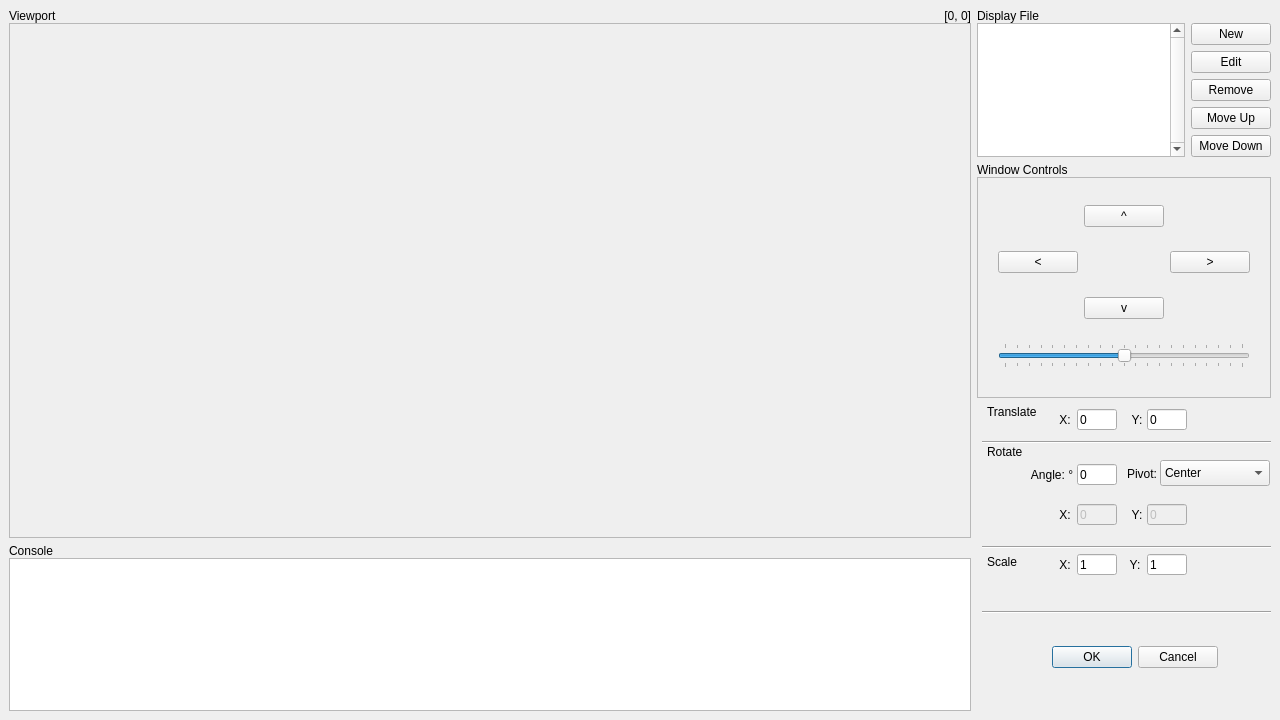
The window that data/main.ui (RamAddict/Interactive-Graphical-System) describes before a commit, drawn with Qt 5.
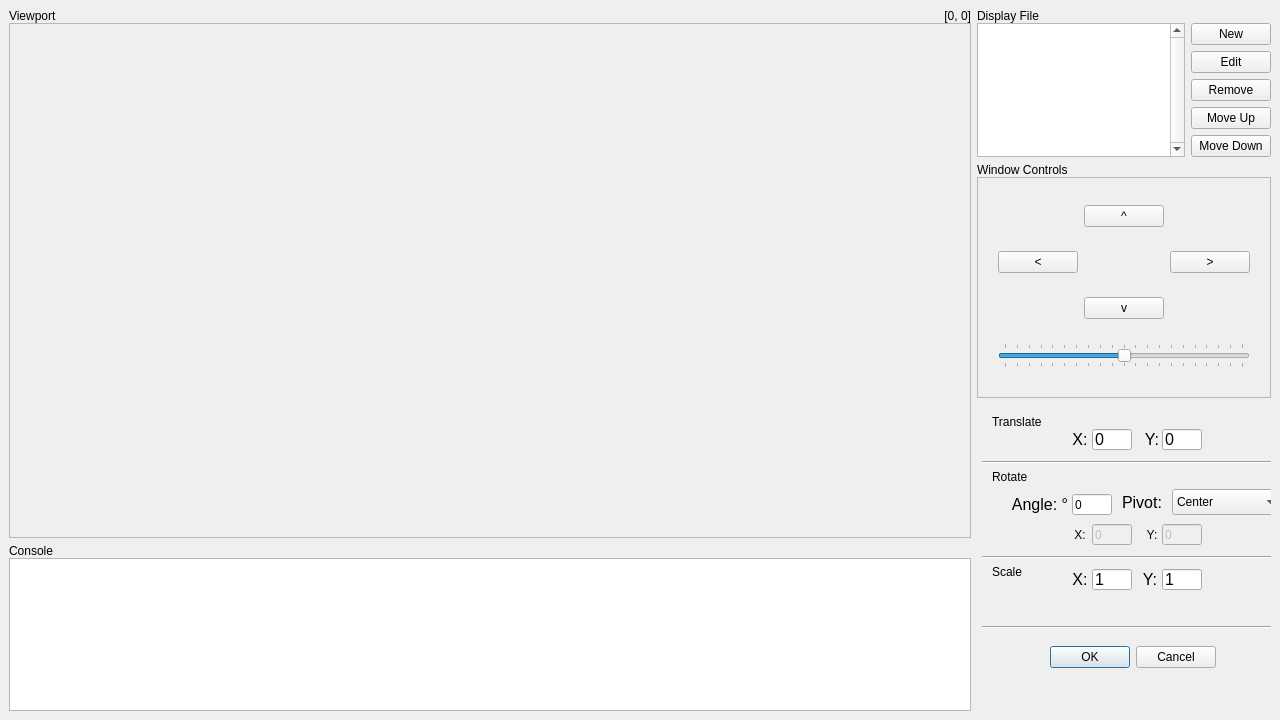
The same window after the commit. The open tabs and pages were chosen to show the change.

Commit message:
Add optional color argument to insert_object
Also doing some very basic input validation for RGB hex format.

The edit to the form file:
```diff
--- a/data/main.ui
+++ b/data/main.ui
@@ -434,12 +434,17 @@
        <widget class="QLabel" name="translateXlabel">
         <property name="geometry">
          <rect>
-          <x>80</x>
-          <y>5</y>
+          <x>95</x>
+          <y>25</y>
           <width>16</width>
           <height>21</height>
          </rect>
         </property>
+        <property name="font">
+         <font>
+          <pointsize>12</pointsize>
+         </font>
+        </property>
         <property name="text">
          <string>X:</string>
         </property>
@@ -450,12 +455,17 @@
        <widget class="QLabel" name="angleLabel">
         <property name="geometry">
          <rect>
-          <x>50</x>
-          <y>60</y>
-          <width>50</width>
+          <x>30</x>
+          <y>90</y>
+          <width>66</width>
           <height>21</height>
          </rect>
         </property>
+        <property name="font">
+         <font>
+          <pointsize>12</pointsize>
+         </font>
+        </property>
         <property name="text">
          <string>Angle: °</string>
         </property>
@@ -466,8 +476,8 @@
        <widget class="QLabel" name="rotateLabel">
         <property name="geometry">
          <rect>
-          <x>10</x>
-          <y>40</y>
+          <x>15</x>
+          <y>65</y>
           <width>42</width>
           <height>16</height>
          </rect>
@@ -479,12 +489,17 @@
        <widget class="QLabel" name="translateYlabel">
         <property name="geometry">
          <rect>
-          <x>150</x>
-          <y>5</y>
+          <x>165</x>
+          <y>25</y>
           <width>20</width>
           <height>21</height>
          </rect>
         </property>
+        <property name="font">
+         <font>
+          <pointsize>12</pointsize>
+         </font>
+        </property>
         <property name="text">
          <string>Y:</string>
         </property>
@@ -496,8 +511,8 @@
         <property name="geometry">
          <rect>
           <x>5</x>
-          <y>30</y>
-          <width>296</width>
+          <y>50</y>
+          <width>306</width>
           <height>16</height>
          </rect>
         </property>
@@ -508,8 +523,8 @@
        <widget class="QLineEdit" name="angleInput">
         <property name="geometry">
          <rect>
-          <x>100</x>
-          <y>60</y>
+          <x>95</x>
+          <y>90</y>
           <width>40</width>
           <height>21</height>
          </rect>
@@ -522,11 +537,16 @@
         <property name="geometry">
          <rect>
           <x>140</x>
-          <y>57</y>
+          <y>85</y>
           <width>50</width>
           <height>26</height>
          </rect>
         </property>
+        <property name="font">
+         <font>
+          <pointsize>12</pointsize>
+         </font>
+        </property>
         <property name="text">
          <string>Pivot:</string>
         </property>
@@ -537,8 +557,8 @@
        <widget class="QLabel" name="transateLabel">
         <property name="geometry">
          <rect>
-          <x>10</x>
-          <y>0</y>
+          <x>15</x>
+          <y>10</y>
           <width>60</width>
           <height>16</height>
          </rect>
@@ -550,12 +570,20 @@
        <widget class="QLineEdit" name="translateXinput">
         <property name="geometry">
          <rect>
-          <x>100</x>
-          <y>5</y>
+          <x>115</x>
+          <y>25</y>
           <width>40</width>
           <height>21</height>
          </rect>
         </property>
+        <property name="font">
+         <font>
+          <pointsize>12</pointsize>
+         </font>
+        </property>
+        <property name="inputMethodHints">
+         <set>Qt::ImhPreferNumbers</set>
+        </property>
         <property name="text">
          <string>0</string>
         </property>
@@ -563,8 +591,8 @@
        <widget class="QLabel" name="scaleLabel">
         <property name="geometry">
          <rect>
-          <x>10</x>
-          <y>150</y>
+          <x>15</x>
+          <y>160</y>
           <width>42</width>
           <height>16</height>
          </rect>
@@ -576,12 +604,20 @@
        <widget class="QLineEdit" name="translateYinput">
         <property name="geometry">
          <rect>
-          <x>170</x>
-          <y>5</y>
+          <x>185</x>
+          <y>25</y>
           <width>40</width>
           <height>21</height>
          </rect>
         </property>
+        <property name="font">
+         <font>
+          <pointsize>12</pointsize>
+         </font>
+        </property>
+        <property name="inputMethodHints">
+         <set>Qt::ImhPreferNumbers</set>
+        </property>
         <property name="text">
          <string>0</string>
         </property>
@@ -598,13 +634,16 @@
         <property name="standardButtons">
          <set>QDialogButtonBox::Cancel|QDialogButtonBox::Ok</set>
         </property>
+        <property name="centerButtons">
+         <bool>true</bool>
+        </property>
        </widget>
        <widget class="Line" name="line_3">
         <property name="geometry">
          <rect>
           <x>5</x>
-          <y>200</y>
-          <width>296</width>
+          <y>215</y>
+          <width>306</width>
           <height>16</height>
          </rect>
         </property>
@@ -616,8 +655,8 @@
         <property name="geometry">
          <rect>
           <x>5</x>
-          <y>135</y>
-          <width>296</width>
+          <y>145</y>
+          <width>306</width>
           <height>16</height>
          </rect>
         </property>
@@ -628,8 +667,8 @@
        <widget class="QComboBox" name="pivotSelect">
         <property name="geometry">
          <rect>
-          <x>183</x>
-          <y>56</y>
+          <x>195</x>
+          <y>85</y>
           <width>110</width>
           <height>26</height>
          </rect>
@@ -656,12 +695,17 @@
        <widget class="QLabel" name="scaleXlabel">
         <property name="geometry">
          <rect>
-          <x>80</x>
-          <y>150</y>
+          <x>95</x>
+          <y>165</y>
           <width>16</width>
           <height>21</height>
          </rect>
         </property>
+        <property name="font">
+         <font>
+          <pointsize>12</pointsize>
+         </font>
+        </property>
         <property name="text">
          <string>X:</string>
         </property>
@@ -672,12 +716,17 @@
        <widget class="QLabel" name="scaleYlabel">
         <property name="geometry">
          <rect>
-          <x>150</x>
-          <y>150</y>
+          <x>165</x>
+          <y>165</y>
           <width>16</width>
           <height>21</height>
          </rect>
         </property>
+        <property name="font">
+         <font>
+          <pointsize>12</pointsize>
+         </font>
+        </property>
         <property name="text">
          <string>Y:</string>
         </property>
@@ -688,12 +737,20 @@
        <widget class="QLineEdit" name="scaleXinput">
         <property name="geometry">
          <rect>
-          <x>100</x>
-          <y>150</y>
+          <x>115</x>
+          <y>165</y>
           <width>40</width>
           <height>21</height>
          </rect>
         </property>
+        <property name="font">
+         <font>
+          <pointsize>12</pointsize>
+         </font>
+        </property>
+        <property name="inputMethodHints">
+         <set>Qt::ImhPreferNumbers</set>
+        </property>
         <property name="text">
          <string>1</string>
         </property>
@@ -701,12 +758,20 @@
        <widget class="QLineEdit" name="scaleYinput">
         <property name="geometry">
          <rect>
-          <x>170</x>
-          <y>150</y>
+          <x>185</x>
+          <y>165</y>
           <width>40</width>
           <height>21</height>
          </rect>
         </property>
+        <property name="font">
+         <font>
+          <pointsize>12</pointsize>
+         </font>
+        </property>
+        <property name="inputMethodHints">
+         <set>Qt::ImhPreferNumbers</set>
+        </property>
         <property name="text">
          <string>1</string>
         </property>
@@ -714,8 +779,8 @@
        <widget class="QLabel" name="rotateXLabel">
         <property name="geometry">
          <rect>
-          <x>80</x>
-          <y>100</y>
+          <x>95</x>
+          <y>120</y>
           <width>16</width>
           <height>21</height>
          </rect>
@@ -730,8 +795,8 @@
        <widget class="QLabel" name="rotateYLabel">
         <property name="geometry">
          <rect>
-          <x>150</x>
-          <y>100</y>
+          <x>165</x>
+          <y>120</y>
           <width>20</width>
           <height>21</height>
          </rect>
@@ -749,8 +814,8 @@
         </property>
         <property name="geometry">
          <rect>
-          <x>100</x>
-          <y>100</y>
+          <x>115</x>
+          <y>120</y>
           <width>40</width>
           <height>21</height>
          </rect>
@@ -765,8 +830,8 @@
         </property>
         <property name="geometry">
          <rect>
-          <x>170</x>
-          <y>100</y>
+          <x>185</x>
+          <y>120</y>
           <width>40</width>
           <height>21</height>
          </rect>
```
Left out of the diff: 56 changed lines with no effect on the pictures. The commit also changes 1 other file.
